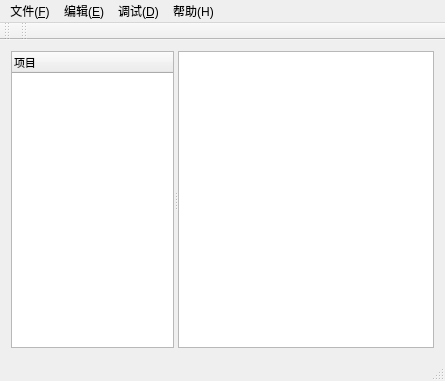
Qt form mainwindow.ui (fdsafsadfdsag8/DevIDE) before a commit.
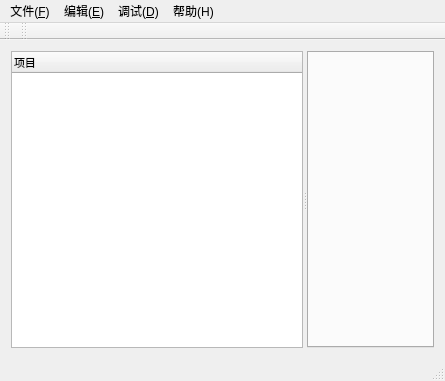
The same form after that commit. Custom widgets are drawn as their Qt base class.

The edit to the form file:
```diff
--- a/mainwindow.ui
+++ b/mainwindow.ui
@@ -68,17 +68,9 @@
         </property>
        </column>
       </widget>
-      <widget class="CodeEditor" name="textEdit">
-       <property name="sizePolicy">
-        <sizepolicy hsizetype="Expanding" vsizetype="Expanding">
-         <horstretch>0</horstretch>
-         <verstretch>0</verstretch>
-        </sizepolicy>
-       </property>
-       <property name="font">
-        <font>
-         <pointsize>15</pointsize>
-        </font>
+      <widget class="CodeTab" name="codeTab">
+       <property name="currentIndex">
+        <number>-1</number>
        </property>
       </widget>
      </widget>
@@ -279,9 +271,10 @@
  <layoutdefault spacing="6" margin="11"/>
  <customwidgets>
   <customwidget>
-   <class>CodeEditor</class>
-   <extends>QPlainTextEdit</extends>
-   <header location="global">codeeditor.h</header>
+   <class>CodeTab</class>
+   <extends>QTabWidget</extends>
+   <header>codetab.h</header>
+   <container>1</container>
   </customwidget>
  </customwidgets>
  <resources/>
```
Left out of the diff: 17 changed lines with no effect on the pictures.
